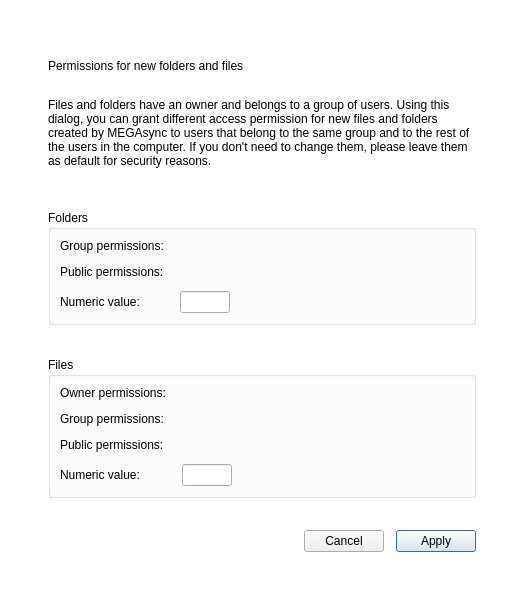
This is src/MEGASync/gui/ui/PermissionsDialog.ui in meganz/MEGAsync as Qt 5 draws it before an edit. The edited form follows.
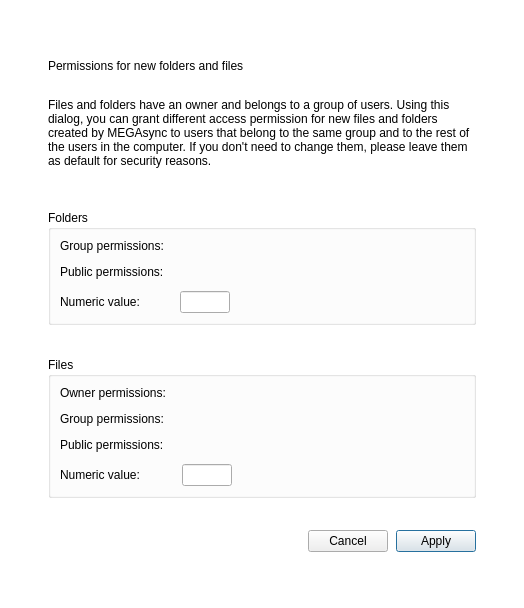
This is the edited form. Custom widgets are drawn as their Qt base class.

Commit message: SNC-6006. Applied fixes on permissions dialog.

Diff of the .ui file:
```diff
--- a/src/MEGASync/gui/ui/PermissionsDialog.ui
+++ b/src/MEGASync/gui/ui/PermissionsDialog.ui
@@ -7,7 +7,7 @@
     <x>0</x>
     <y>0</y>
     <width>524</width>
-    <height>612</height>
+    <height>608</height>
    </rect>
   </property>
   <property name="sizePolicy">
@@ -19,7 +19,7 @@
   <property name="minimumSize">
    <size>
     <width>524</width>
-    <height>612</height>
+    <height>0</height>
    </size>
   </property>
   <property name="maximumSize">
@@ -347,7 +347,7 @@
    <item>
     <layout class="QHBoxLayout" name="horizontalLayout">
      <property name="spacing">
-      <number>12</number>
+      <number>8</number>
      </property>
      <item>
       <spacer name="horizontalSpacer">
```
Left out of the diff: 6 changed lines with no effect on the pictures.
